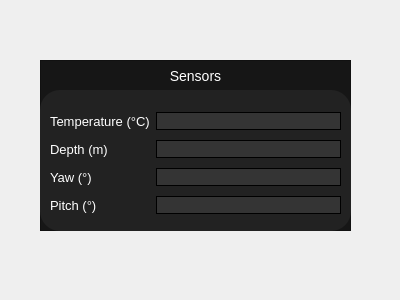
The window that control_panel_section_widget/sensors.ui (itumtalaiteam/Denizalti) describes before a commit, drawn with Qt 5.
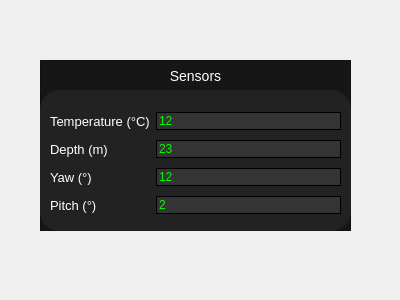
The same window after the commit.

What changed in the file:
```diff
--- a/control_panel_section_widget/sensors.ui
+++ b/control_panel_section_widget/sensors.ui
@@ -85,6 +85,7 @@
 QLineEdit{
 background-color: rgba(52,52,52,255);
 border: 1px solid black;
+color:rgba(0,255,0,255)
 }
 
 QLabel{
@@ -104,7 +105,7 @@
         <x>10</x>
         <y>18</y>
         <width>291</width>
-        <height>111</height>
+        <height>112</height>
        </rect>
       </property>
       <layout class="QGridLayout" name="gridLayout">
@@ -113,6 +114,9 @@
          <property name="styleSheet">
           <string notr="true"/>
          </property>
+         <property name="text">
+          <string>12</string>
+         </property>
          <property name="readOnly">
           <bool>true</bool>
          </property>
@@ -123,6 +127,9 @@
          <property name="styleSheet">
           <string notr="true"/>
          </property>
+         <property name="text">
+          <string>23</string>
+         </property>
          <property name="readOnly">
           <bool>true</bool>
          </property>
@@ -155,6 +162,9 @@
          <property name="styleSheet">
           <string notr="true"/>
          </property>
+         <property name="text">
+          <string>12</string>
+         </property>
          <property name="readOnly">
           <bool>true</bool>
          </property>
@@ -165,6 +175,9 @@
          <property name="styleSheet">
           <string notr="true"/>
          </property>
+         <property name="text">
+          <string>2</string>
+         </property>
          <property name="readOnly">
           <bool>true</bool>
          </property>
```
